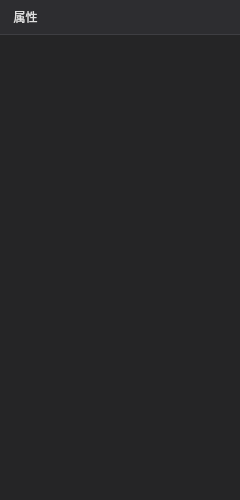
First picture: the form in DateVisionPlus/panels/propertiespanel.ui, repository yangllllll/DateVsionPlus, before the edit.
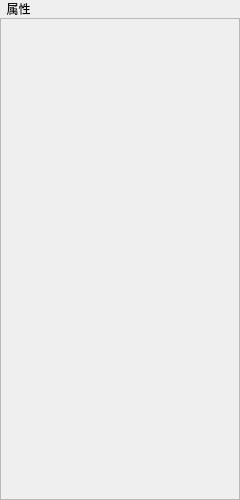
Second picture: the form after the edit.

```diff
--- a/DateVisionPlus/panels/propertiespanel.ui
+++ b/DateVisionPlus/panels/propertiespanel.ui
@@ -31,9 +31,6 @@
    </property>
    <item>
     <widget class="QLabel" name="lblTitle">
-     <property name="styleSheet">
-      <string notr="true">QLabel { background: #2d2d30; color: #e0e0e0; padding: 8px 4px; border-bottom: 1px solid #3e3e42; }</string>
-     </property>
      <property name="text">
       <string>  属性</string>
      </property>
@@ -41,9 +38,6 @@
    </item>
    <item>
     <widget class="QScrollArea" name="scrollArea">
-     <property name="styleSheet">
-      <string notr="true">QScrollArea { background: #252526; border: none; }</string>
-     </property>
      <property name="widgetResizable">
       <bool>true</bool>
      </property>
@@ -56,9 +50,6 @@
         <height>470</height>
        </rect>
       </property>
-      <property name="styleSheet">
-       <string notr="true">background: #252526;</string>
-      </property>
       <layout class="QFormLayout" name="formLayout">
        <property name="fieldGrowthPolicy">
         <enum>QFormLayout::ExpandingFieldsGrow</enum>
```
